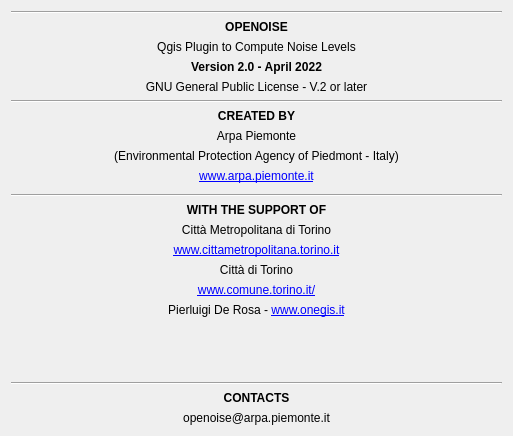
This is tools/ui_Credits.ui in pierluigiderosa/openoise as Qt 5 draws it before an edit. The edited form follows.
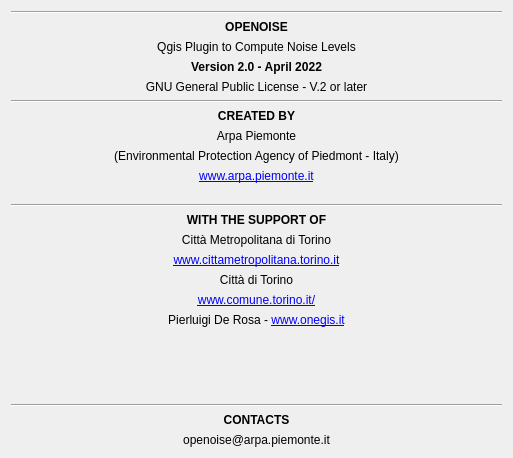
This is the edited form.

```diff
--- a/tools/ui_Credits.ui
+++ b/tools/ui_Credits.ui
@@ -7,7 +7,7 @@
     <x>0</x>
     <y>0</y>
     <width>513</width>
-    <height>436</height>
+    <height>458</height>
    </rect>
   </property>
   <property name="sizePolicy">
@@ -215,7 +215,7 @@
      <property name="sizeHint" stdset="0">
       <size>
        <width>0</width>
-       <height>5</height>
+       <height>15</height>
       </size>
      </property>
     </spacer>
```
